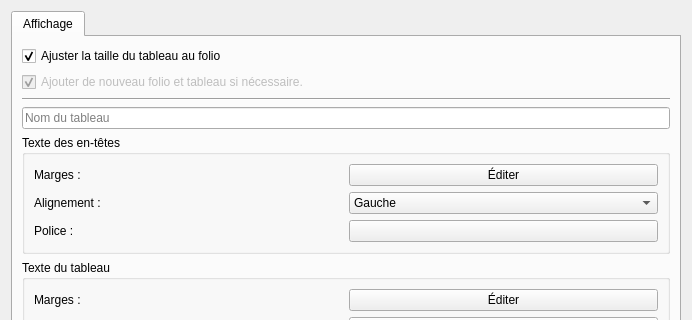
Old version of the form sources/factory/ui/addtabledialog.ui in the repository qelectrotech/qelectrotech-source-mirror; both pictures show x 0 to 692 and y 0 to 320 of the 692 by 623 pixel window.
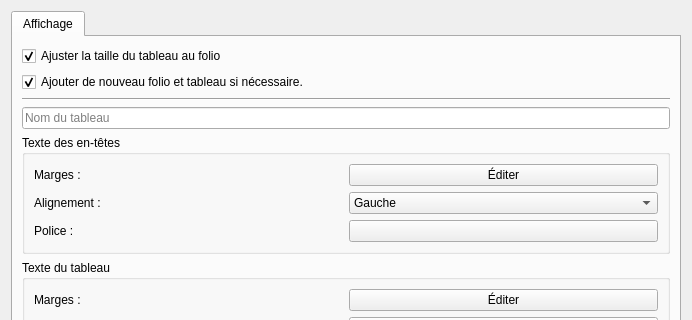
New version of the form. Custom widgets are drawn as their Qt base class.

Commit message: Add nomenclature dialog : enable option "add new folio and table if needed"

What changed in the file:
```diff
--- a/sources/factory/ui/addtabledialog.ui
+++ b/sources/factory/ui/addtabledialog.ui
@@ -40,7 +40,7 @@
        <item>
         <widget class="QCheckBox" name="m_add_table_and_folio">
          <property name="enabled">
-          <bool>false</bool>
+          <bool>true</bool>
          </property>
          <property name="text">
           <string>Ajouter de nouveau folio et tableau si nécessaire.</string>
```
The commit also changes 2 other files.
